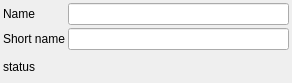
Old version of the form src/objecteditwidget.ui in the repository RxLaboratory/Ramses-Client.
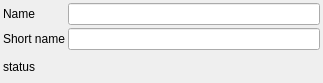
New version of the form.

Patch:
```diff
--- a/src/objecteditwidget.ui
+++ b/src/objecteditwidget.ui
@@ -6,7 +6,7 @@
    <rect>
     <x>0</x>
     <y>0</y>
-    <width>292</width>
+    <width>323</width>
     <height>83</height>
    </rect>
   </property>
```
